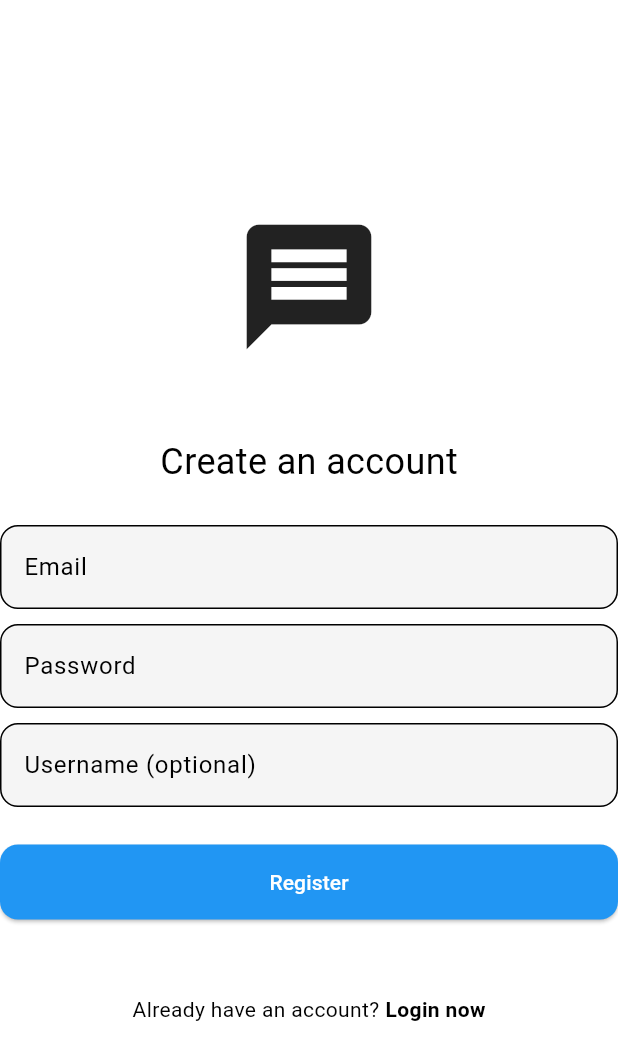
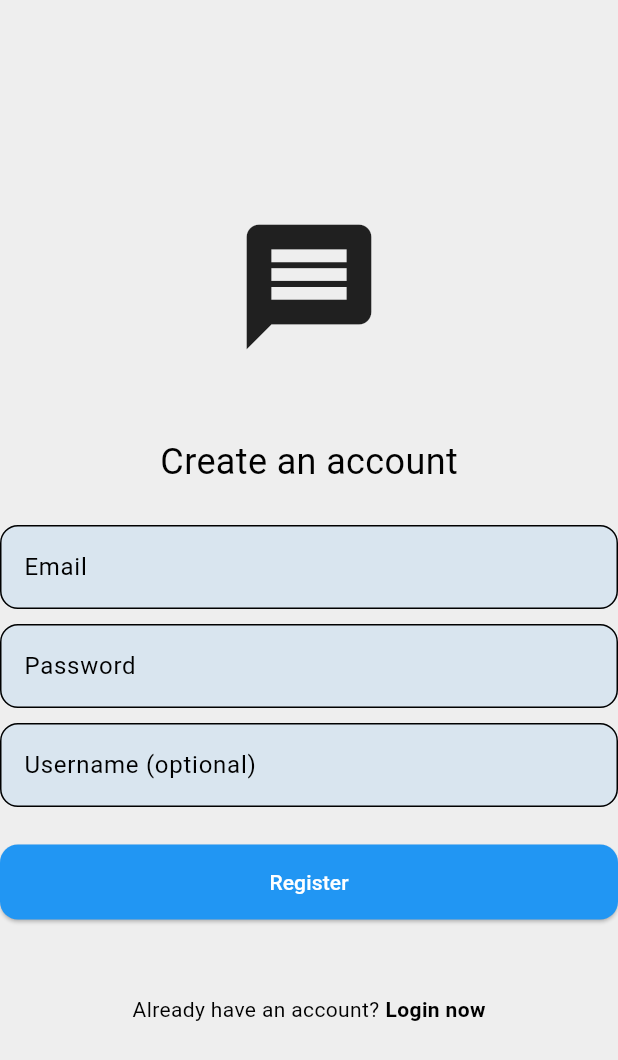
Before and after one commit to Duongle2002/chat_app2, a Flutter app: the screen it shows after launch, after a tap on "Register now", on a phone screen of 412 x 824 dp. Shown: the top 1060 px of the screen. Run offline on Flutter 3.47's test engine with Material 3 defaults, Android fonts, the phone set to English and light mode, and no system bars; our stand-ins replace cloud_firestore, firebase_auth, firebase_core, firebase_messaging, googleapis_auth; accounts and stored records are empty; network calls fail.

Commit message:
done thông báo

```diff
--- a/lib/main.dart
+++ b/lib/main.dart
@@ -1,45 +1,116 @@
-import 'package:chat_app2/providers/theme_provider.dart';
+import 'package:flutter/material.dart';
 import 'package:firebase_core/firebase_core.dart';
-import 'package:flutter/material.dart';
-import 'package:provider/provider.dart'; // Thêm dòng này
-import 'orgate/auth_gate.dart';
-import 'themes/light_mode.dart';
-import 'themes/dark_mode.dart';
-import 'pages/login_page.dart';
-import 'pages/register_page.dart';
-import 'pages/home_page.dart';
-import 'pages/chat_page.dart';
-import 'pages/settings_page.dart';
+import 'package:firebase_messaging/firebase_messaging.dart';
+import 'package:cloud_firestore/cloud_firestore.dart';
+import 'package:firebase_auth/firebase_auth.dart';
+import 'package:chat_app2/pages/login_page.dart';
+import 'package:chat_app2/pages/register_page.dart';
+import 'package:chat_app2/pages/home_page.dart';
+import 'package:chat_app2/pages/chat_page.dart';
+import 'package:chat_app2/pages/settings_page.dart';
+import 'package:chat_app2/orgate/auth_gate.dart';
+
+// Hàm xử lý thông báo khi ứng dụng ở trạng thái background
+@pragma('vm:entry-point')
+Future<void> _firebaseMessagingBackgroundHandler(RemoteMessage message) async {
+  print("Background message received: ${message.notification?.title}");
+}
 
 void main() async {
   WidgetsFlutterBinding.ensureInitialized();
   await Firebase.initializeApp();
-  runApp(
-    ChangeNotifierProvider(
-      create: (_) => ThemeProvider(),
-      child: MyApp(),
-    ),
-  );
+
+  // Khởi tạo Firebase Messaging
+  FirebaseMessaging.onBackgroundMessage(_firebaseMessagingBackgroundHandler);
+
+  runApp(const MyApp());
 }
 
-class MyApp extends StatelessWidget {
+class MyApp extends StatefulWidget {
+  const MyApp({super.key});
+
+  @override
+  _MyAppState createState() => _MyAppState();
+}
+
+class _MyAppState extends State<MyApp> {
+  @override
+  void initState() {
+    super.initState();
+    // Yêu cầu quyền thông báo (Android 13+)
+    FirebaseMessaging.instance.requestPermission();
+
+    // Lắng nghe thông báo khi ứng dụng ở foreground
+    FirebaseMessaging.onMessage.listen((RemoteMessage message) {
+      print("Foreground message received: ${message.notification?.title}");
+      if (message.notification != null) {
+        ScaffoldMessenger.of(context).showSnackBar(
+          SnackBar(
+            content: Text(
+              "${message.notification!.title}: ${message.notification!.body}",
+            ),
+          ),
+        );
+      }
+    });
+
+    // Lắng nghe khi người dùng nhấn vào thông báo
+    FirebaseMessaging.onMessageOpenedApp.listen((RemoteMessage message) {
+      print("Message opened app: ${message.data}");
+    });
+
+    // Lắng nghe khi FCM token thay đổi
+    FirebaseMessaging.instance.onTokenRefresh.listen((newToken) async {
+      print("FCM Token refreshed: $newToken");
+      // Cập nhật token mới vào Firestore
+      final user = FirebaseAuth.instance.currentUser;
+      if (user != null) {
+        await FirebaseFirestore.instance.collection('users').doc(user.uid).set(
+          {'fcm_token': newToken},
+          SetOptions(merge: true),
+        );
+      }
+    });
+
+    // Lấy token FCM ban đầu
+    _getFCMToken();
+  }
+
+  Future<void> _getFCMToken() async {
+    String? token = await FirebaseMessaging.instance.getToken();
+    print("FCM Token: $token");
+    // Lưu token vào Firestore nếu người dùng đã đăng nhập
+    final user = FirebaseAuth.instance.currentUser;
+    if (user != null && token != null) {
+      await FirebaseFirestore.instance.collection('users').doc(user.uid).set(
+        {'fcm_token': token},
+        SetOptions(merge: true),
+      );
+    }
+  }
+
   @override
   Widget build(BuildContext context) {
-    final themeProvider = Provider.of<ThemeProvider>(context);
     return MaterialApp(
       debugShowCheckedModeBanner: false,
-      home: AuthGate(),
-      theme: lightMode,
-      darkTheme: darkMode,
-      themeMode: themeProvider.themeMode,
+      theme: ThemeData(
+        primarySwatch: Colors.blue,
+        colorScheme: ColorScheme.fromSwatch().copyWith(
+          primary: Colors.blue,
+          secondary: Colors.blueAccent,
+          background: Colors.grey[200],
+        ),
+      ),
+      initialRoute: '/auth',
       routes: {
-        '/login': (context) => LoginPage(),
-        '/register': (context) => RegisterPage(),
-        '/home': (context) => HomePage(),
+        '/auth': (context) => AuthGate(),
+        '/login': (context) =>  LoginPage(),
+        '/register': (context) => const RegisterPage(),
+        '/home': (context) =>  HomePage(),
         '/chat': (context) => ChatPage(
           otherUser: ModalRoute.of(context)!.settings.arguments as Map<String, dynamic>,
         ),
-        '/settings': (context) => SettingsPage(),
+        '/settings': (context) =>  SettingsPage(),
       },
     );
   }
```
Also changed, not shown: lib/services/auth_service.dart (+29 -6 lines), lib/services/chat_service.dart (+35 -3 lines), lib/services/fcm_service.dart (added, +78 -0 lines), pubspec.yaml (+6 -1 lines), pubspec.lock, 4 other files.
